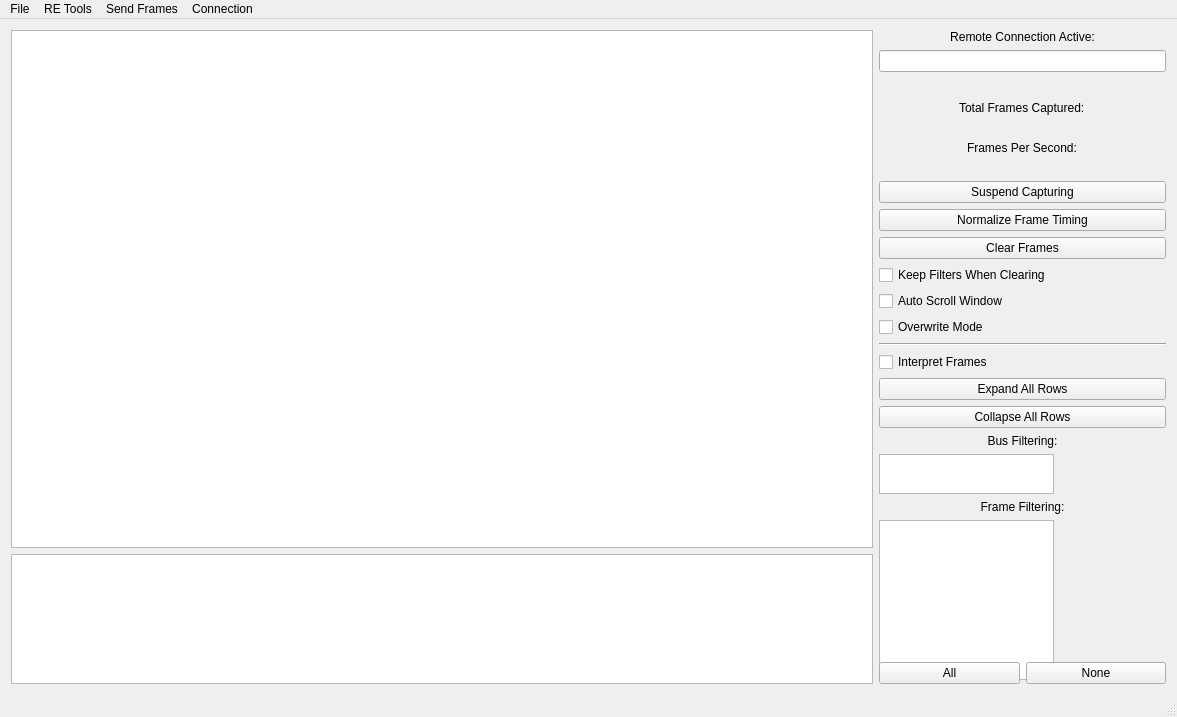
First picture: the form in ui/mainwindow.ui, repository collin80/SavvyCAN, before the edit.
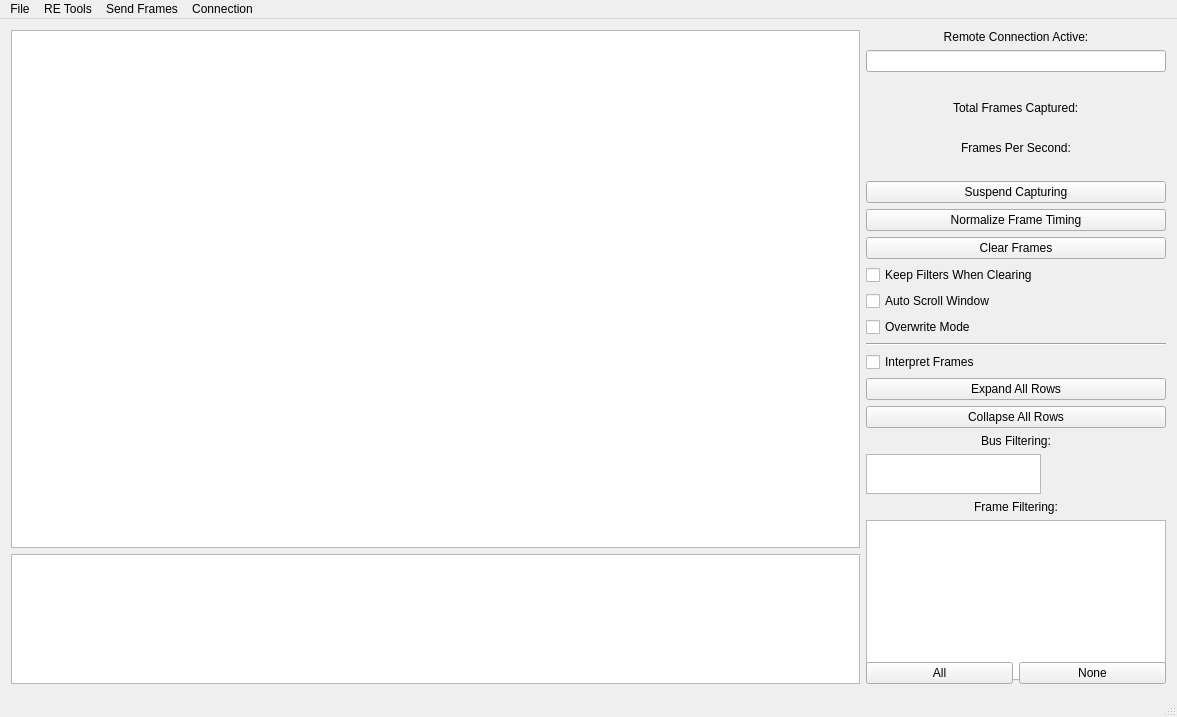
Second picture: the form after the edit.

Commit message: Some tweaking to try to make the filters area of the main screen a little wider

```diff
--- a/ui/mainwindow.ui
+++ b/ui/mainwindow.ui
@@ -48,6 +48,9 @@
           <property name="wordWrap">
            <bool>false</bool>
           </property>
+          <attribute name="horizontalHeaderStretchLastSection">
+           <bool>false</bool>
+          </attribute>
          </widget>
         </item>
         <item>
@@ -327,20 +330,20 @@
         <item>
          <widget class="QListWidget" name="listFilters">
           <property name="sizePolicy">
-           <sizepolicy hsizetype="Fixed" vsizetype="Expanding">
+           <sizepolicy hsizetype="Expanding" vsizetype="Expanding">
             <horstretch>0</horstretch>
             <verstretch>0</verstretch>
            </sizepolicy>
           </property>
           <property name="minimumSize">
            <size>
-            <width>0</width>
+            <width>300</width>
             <height>160</height>
            </size>
           </property>
           <property name="maximumSize">
            <size>
-            <width>175</width>
+            <width>1000</width>
             <height>16777215</height>
            </size>
           </property>
```
